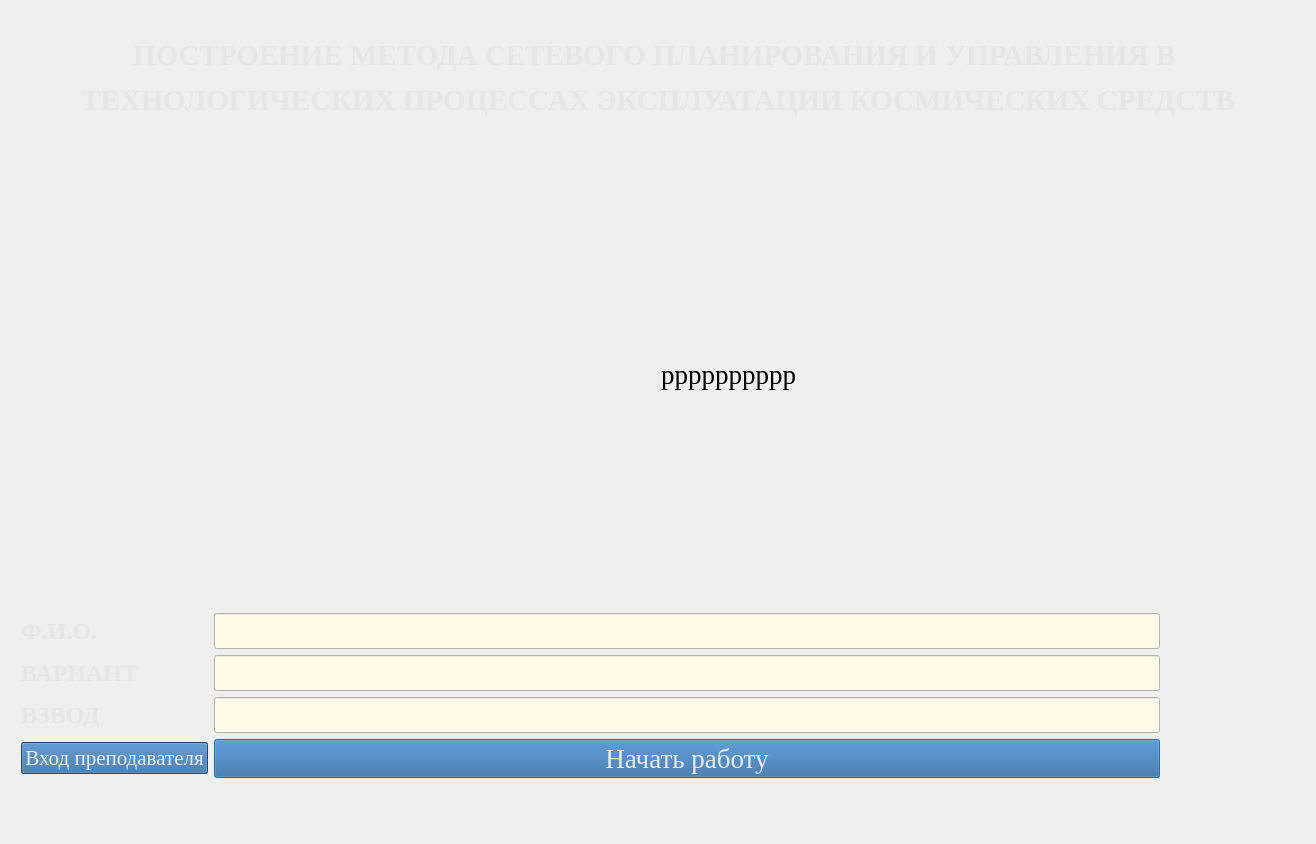
Qt form qt_designer_ui/startWindow.ui (IvaMarin/Project-Network-Diagram-App) before a commit.
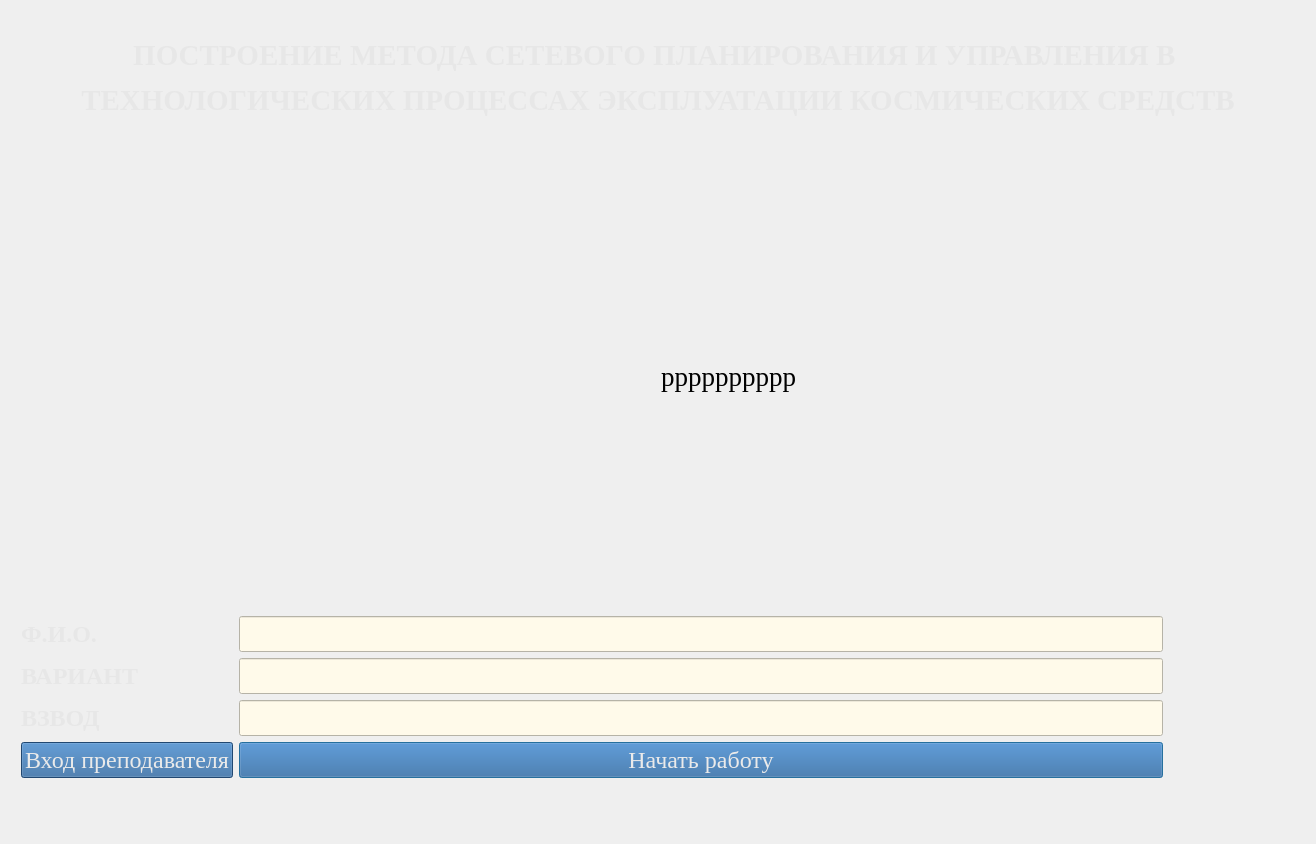
The same form after that commit. Icons and pictures are not drawn.

Diff of the .ui file:
```diff
--- a/qt_designer_ui/startWindow.ui
+++ b/qt_designer_ui/startWindow.ui
@@ -217,7 +217,7 @@
        <property name="font">
         <font>
          <family>Times New Roman</family>
-         <pointsize>20</pointsize>
+         <pointsize>18</pointsize>
          <weight>50</weight>
          <bold>false</bold>
          <underline>false</underline>
@@ -250,7 +250,7 @@
        <property name="font">
         <font>
          <family>Times New Roman</family>
-         <pointsize>16</pointsize>
+         <pointsize>18</pointsize>
         </font>
        </property>
        <property name="styleSheet">
```
